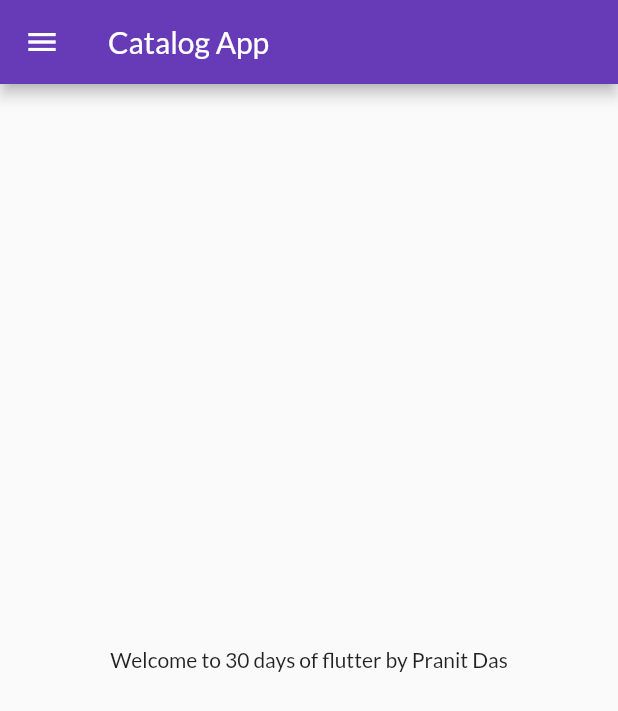
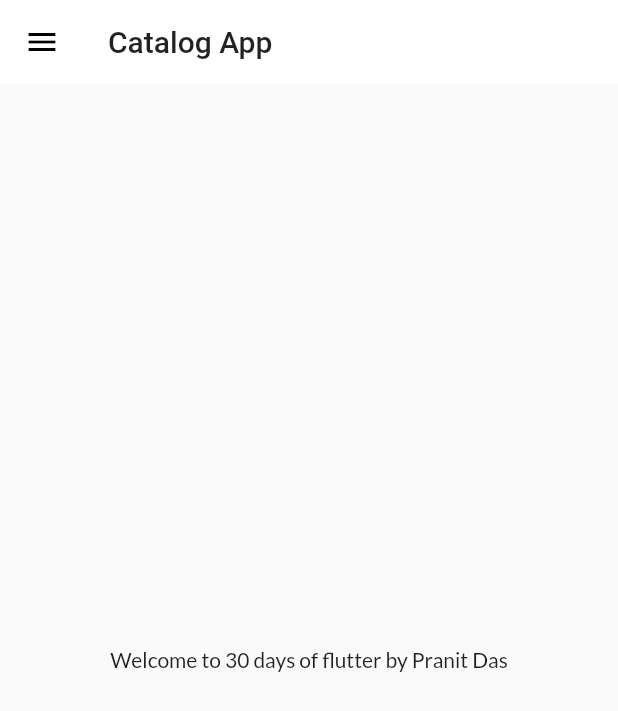
Before and after one commit to pranitdas2022/30DaysOfFlutter, a Flutter app: the screen it shows after launch, on a phone screen of 412 x 824 dp. Shown: the top 711 px of the screen. Run offline on Flutter 3.47's test engine with Material 2 defaults, Android fonts, the phone set to English and light mode, and no system bars; our stand-ins replace google_fonts.

Commit message:
Themes extracted

```diff
--- a/lib/main.dart
+++ b/lib/main.dart
@@ -5,6 +5,7 @@ import 'package:flutter/material.dart';
 import 'package:flutter_catalog/pages/home_page.dart';
 import 'package:flutter_catalog/pages/login_page.dart';
 import 'package:flutter_catalog/utils/routes.dart';
+import 'package:flutter_catalog/widgets/themes.dart';
 import 'package:google_fonts/google_fonts.dart';
 
 void main() {
@@ -16,14 +17,9 @@ class MyApp extends StatelessWidget {
   Widget build(BuildContext context) {
     return MaterialApp(
       themeMode: ThemeMode.light,
-      theme: ThemeData(
-        primarySwatch: Colors.deepPurple,
-        fontFamily: GoogleFonts.lato().fontFamily,
-      ),
+      theme: MyTheme.LightTheme(context),
+      darkTheme: MyTheme.DarkTheme(context),
       debugShowCheckedModeBanner: false,
-      darkTheme: ThemeData(
-        brightness: Brightness.dark,
-      ),
       initialRoute: MyRoutes.homeRoute,
       routes: {
         "/": (context) => LoginPage(),
--- a/lib/pages/home_page.dart
+++ b/lib/pages/home_page.dart
@@ -4,7 +4,6 @@ import 'package:flutter_catalog/widgets/drawer.dart';
 class HomePage extends StatelessWidget {
   int days = 30;
   String name = "Pranit Das";
-
   @override
   Widget build(BuildContext context) {
     return Scaffold(
--- /dev/null
+++ b/lib/widgets/themes.dart
@@ -0,0 +1,18 @@
+import 'package:flutter/material.dart';
+import 'package:google_fonts/google_fonts.dart';
+
+class MyTheme {
+  static ThemeData LightTheme(BuildContext context) => ThemeData(
+        primarySwatch: Colors.deepPurple,
+        fontFamily: GoogleFonts.lato().fontFamily,
+        appBarTheme: AppBarTheme(
+          color: Colors.white,
+          elevation: 0.0,
+          iconTheme: IconThemeData(color: Colors.black),
+          titleTextStyle: Theme.of(context).textTheme.headline6,
+        ),
+      );
+  static ThemeData DarkTheme(BuildContext context) => ThemeData(
+        brightness: Brightness.dark,
+      );
+}
```
